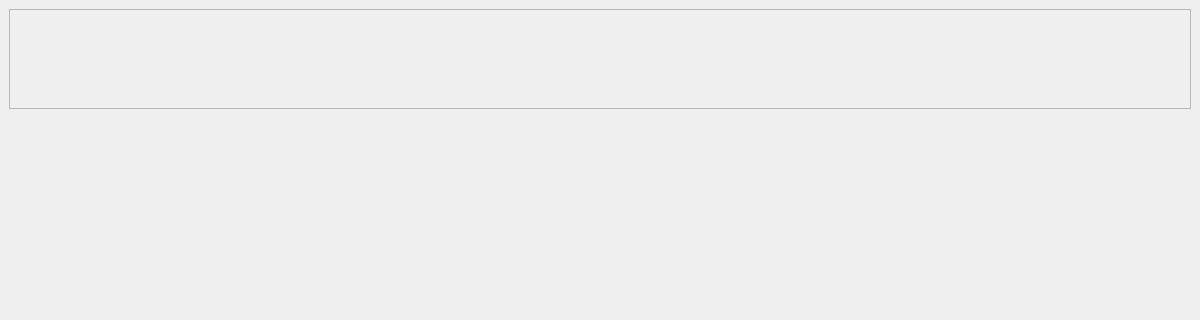
Old version of the form ui/projwindow.ui in the repository hidog/HiGit; both pictures show x 0 to 1200 and y 0 to 320 of the 1200 by 700 pixel window.
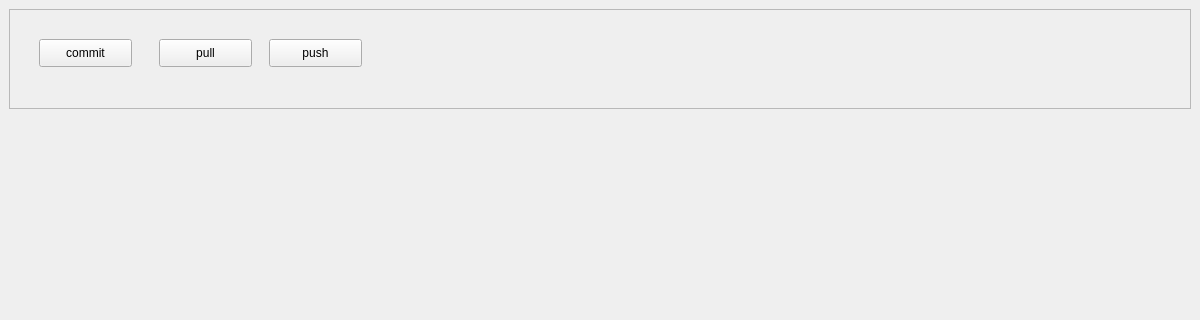
New version of the form. Custom widgets are drawn as their Qt base class.

The edit to the form file:
```diff
--- a/ui/projwindow.ui
+++ b/ui/projwindow.ui
@@ -34,6 +34,18 @@
       </property>
       <item>
        <widget class="QFrame" name="frame">
+        <property name="sizePolicy">
+         <sizepolicy hsizetype="Expanding" vsizetype="Fixed">
+          <horstretch>0</horstretch>
+          <verstretch>0</verstretch>
+         </sizepolicy>
+        </property>
+        <property name="minimumSize">
+         <size>
+          <width>0</width>
+          <height>100</height>
+         </size>
+        </property>
         <property name="maximumSize">
          <size>
           <width>16777215</width>
@@ -49,6 +61,45 @@
         <property name="frameShadow">
          <enum>QFrame::Raised</enum>
         </property>
+        <widget class="QPushButton" name="commitButton">
+         <property name="geometry">
+          <rect>
+           <x>30</x>
+           <y>30</y>
+           <width>93</width>
+           <height>28</height>
+          </rect>
+         </property>
+         <property name="text">
+          <string>commit</string>
+         </property>
+        </widget>
+        <widget class="QPushButton" name="pushButton_2">
+         <property name="geometry">
+          <rect>
+           <x>150</x>
+           <y>30</y>
+           <width>93</width>
+           <height>28</height>
+          </rect>
+         </property>
+         <property name="text">
+          <string>pull</string>
+         </property>
+        </widget>
+        <widget class="QPushButton" name="pushButton_3">
+         <property name="geometry">
+          <rect>
+           <x>260</x>
+           <y>30</y>
+           <width>93</width>
+           <height>28</height>
+          </rect>
+         </property>
+         <property name="text">
+          <string>push</string>
+         </property>
+        </widget>
        </widget>
       </item>
       <item>
```
